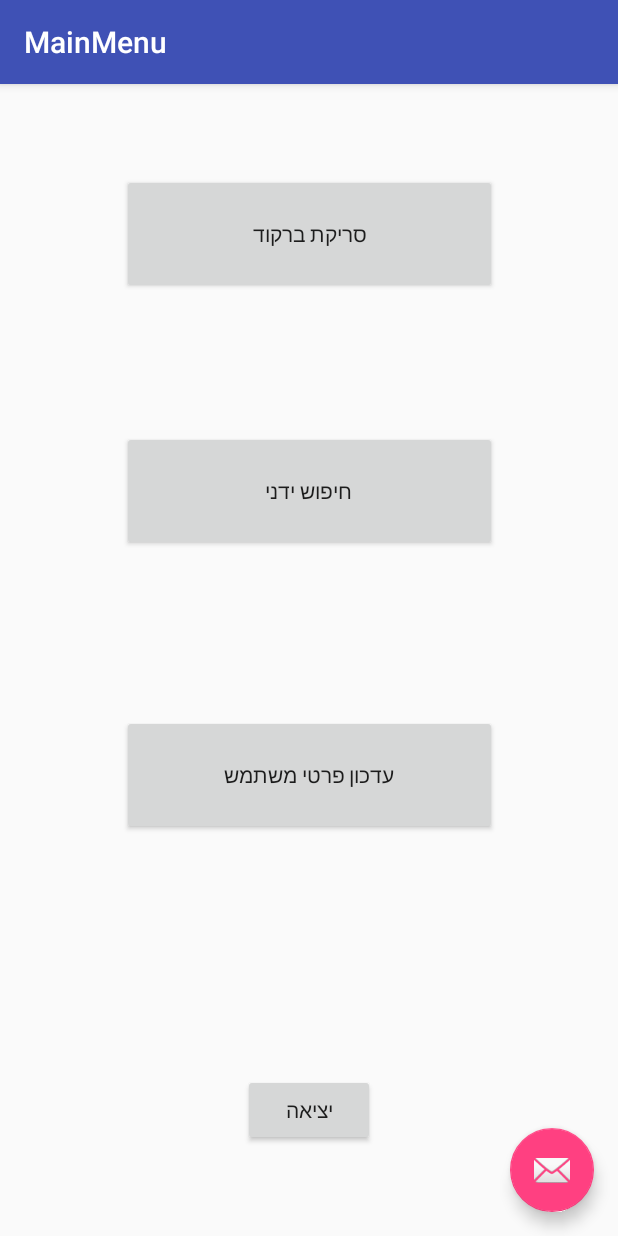
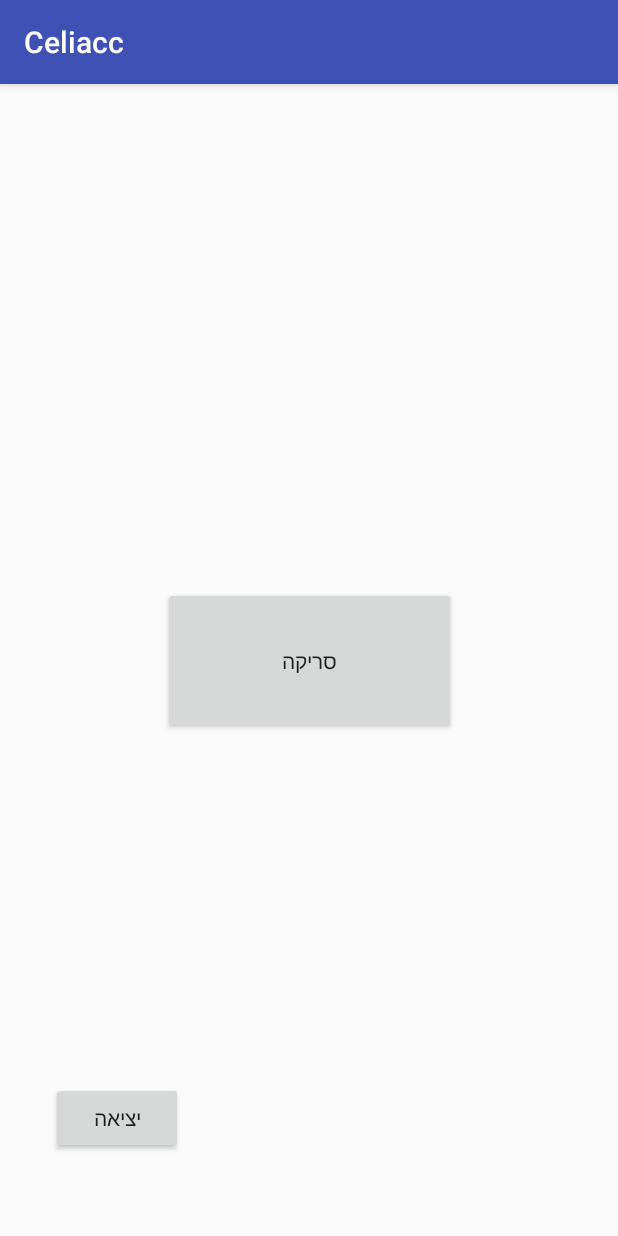
Before and after one commit to krasanya/Celiacc, an Android app: the MainMenu screen opened directly, with no data from a screen before it, after a tap on "סריקת ברקוד", on a phone screen of 412 x 824 dp. Run offline under Robolectric (Android 15) with nearby library versions, the phone set to English and light mode, and no system bars; libraries missing offline, so code that uses them is left out: me.dm7.barcodescanner.

Commit message:
שינוים

```diff
--- a/app/build.gradle
+++ b/app/build.gradle
@@ -28,4 +28,5 @@ dependencies {
     testImplementation 'junit:junit:4.12'
     androidTestImplementation 'com.android.support.test:runner:1.0.1'
     androidTestImplementation 'com.android.support.test.espresso:espresso-core:3.0.1'
+    compile 'me.dm7.barcodescanner:zxing:1.9'
 }
--- a/app/src/main/AndroidManifest.xml
+++ b/app/src/main/AndroidManifest.xml
@@ -1,6 +1,7 @@
 <?xml version="1.0" encoding="utf-8"?>
 <manifest xmlns:android="http://schemas.android.com/apk/res/android"
     package="il.non.celiacc">
+    <uses-permission android:name="android.permission.CAMERA"/>
 
     <application
         android:allowBackup="true"
@@ -29,7 +30,8 @@
         <activity
             android:name=".Search"
             android:label="@string/title_activity_search"
-            android:theme="@style/AppTheme.NoActionBar"></activity>
+            android:theme="@style/AppTheme.NoActionBar" />
+        <activity android:name=".BarcodeScan"></activity>
     </application>
 
 </manifest>
--- a/app/src/main/res/layout/activity_barcode_scan.xml
+++ b/app/src/main/res/layout/activity_barcode_scan.xml
@@ -6,4 +6,27 @@
     android:layout_height="match_parent"
     tools:context="il.non.celiacc.BarcodeScan">
 
+    <Button
+        android:id="@+id/button"
+        android:layout_width="195dp"
+        android:layout_height="98dp"
+        android:onClick="ScanCode"
+        android:text="סריקה"
+        app:layout_constraintBottom_toBottomOf="parent"
+        app:layout_constraintEnd_toEndOf="parent"
+        app:layout_constraintHorizontal_bias="0.5"
+        app:layout_constraintStart_toStartOf="parent"
+        app:layout_constraintTop_toTopOf="parent" />
+
+    <Button
+        android:id="@+id/button2"
+        android:layout_width="wrap_content"
+        android:layout_height="wrap_content"
+        android:text="יציאה"
+        app:layout_constraintBottom_toBottomOf="parent"
+        app:layout_constraintEnd_toEndOf="parent"
+        app:layout_constraintHorizontal_bias="0.104"
+        app:layout_constraintStart_toStartOf="parent"
+        app:layout_constraintTop_toTopOf="parent"
+        app:layout_constraintVertical_bias="0.924" />
 </android.support.constraint.ConstraintLayout>
--- a/app/src/main/res/layout/activity_main_menu.xml
+++ b/app/src/main/res/layout/activity_main_menu.xml
@@ -22,12 +22,4 @@
 
     <include layout="@layout/content_main_menu" />
 
-    <android.support.design.widget.FloatingActionButton
-        android:id="@+id/fab"
-        android:layout_width="wrap_content"
-        android:layout_height="wrap_content"
-        android:layout_gravity="bottom|end"
-        android:layout_margin="@dimen/fab_margin"
-        app:srcCompat="@android:drawable/ic_dialog_email" />
-
 </android.support.design.widget.CoordinatorLayout>
--- a/app/src/main/res/layout/content_main_menu.xml
+++ b/app/src/main/res/layout/content_main_menu.xml
@@ -17,6 +17,7 @@
         android:layout_alignLeft="@+id/buttonSearch"
         android:layout_alignStart="@+id/buttonSearch"
         android:layout_marginBottom="31dp"
+        android:onClick="ScanCode"
         android:text="סריקת ברקוד"
         app:layout_constraintBottom_toTopOf="@+id/buttonSearch"
         app:layout_constraintEnd_toEndOf="parent"
```
Also changed, not shown: app/src/main/java/il/non/celiacc/BarcodeScan.java (+37 -0 lines), app/src/main/java/il/non/celiacc/Search.java (+12 -12 lines).
